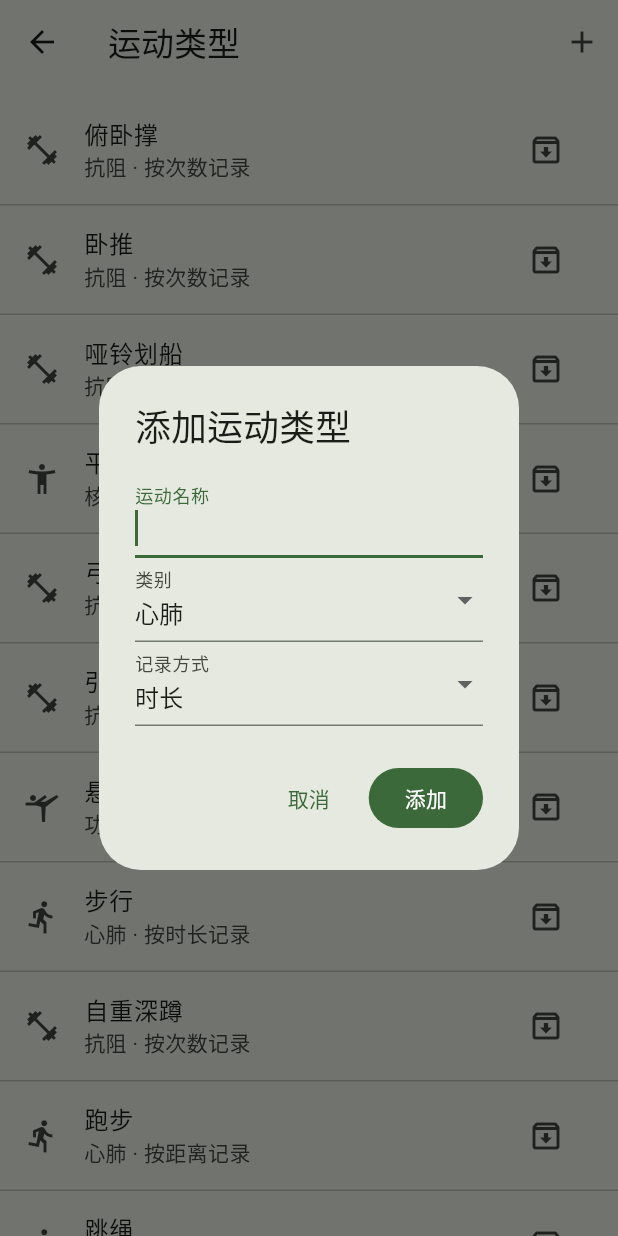
After one commit to GES233/Hoi, a Flutter app: the ExercisesScreen screen opened directly, after a tap on the "add" icon, on a phone screen of 412 x 824 dp. The commit adds this screen. Run offline on Flutter 3.47's test engine with Material 3 defaults, Android fonts, the phone set to English and light mode, and no system bars; our stand-ins replace drift, drift_flutter, flutter_riverpod; accounts and stored records are empty; generated files the repository leaves out were written again.

Commit message:
feat: 添加运动类型管理与单项记录

```diff
--- /dev/null
+++ b/lib/screens/exercises_screen.dart
@@ -0,0 +1,224 @@
+import 'package:flutter/material.dart';
+import 'package:flutter_riverpod/flutter_riverpod.dart';
+
+import '../database/database.dart';
+import '../providers/app_providers.dart';
+
+typedef _ExerciseTypeDraft = ({
+  String name,
+  ExerciseCategory category,
+  TrackingType trackingType,
+});
+
+/// 动作目录：新增、编辑和归档可在训练中复用的运动类型。
+class ExercisesScreen extends ConsumerWidget {
+  const ExercisesScreen({super.key});
+
+  Future<void> _openForm(
+    BuildContext context,
+    WidgetRef ref, {
+    Exercise? editing,
+  }) async {
+    final draft = await showDialog<_ExerciseTypeDraft>(
+      context: context,
+      builder: (_) => _ExerciseTypeDialog(editing: editing),
+    );
+    if (draft == null) return;
+    final db = ref.read(databaseProvider);
+    if (editing == null) {
+      await db.insertExercise(
+        name: draft.name,
+        category: draft.category,
+        trackingType: draft.trackingType,
+      );
+    } else {
+      await db.updateExercise(
+        editing.id,
+        name: draft.name,
+        category: draft.category,
+        trackingType: draft.trackingType,
+        loadConvention: editing.loadConvention,
+        repsConvention: editing.repsConvention,
+      );
+    }
+  }
+
+  Future<void> _confirmArchive(
+    BuildContext context,
+    WidgetRef ref,
+    Exercise exercise,
+  ) async {
+    final confirmed = await showDialog<bool>(
+      context: context,
+      builder: (context) => AlertDialog(
+        title: const Text('归档运动类型'),
+        content: Text('归档「${exercise.name}」？已有训练记录不会受影响。'),
+        actions: [
+          TextButton(
+            onPressed: () => Navigator.of(context).pop(false),
+            child: const Text('取消'),
+          ),
+          FilledButton(
+            onPressed: () => Navigator.of(context).pop(true),
+            child: const Text('归档'),
+          ),
+        ],
+      ),
+    );
+    if (confirmed == true) {
+      await ref.read(databaseProvider).archiveExercise(exercise.id);
+    }
+  }
+
+  @override
+  Widget build(BuildContext context, WidgetRef ref) {
+    final exercisesAsync = ref.watch(exercisesProvider);
+    return Scaffold(
+      appBar: AppBar(
+        title: const Text('运动类型'),
+        actions: [
+          IconButton(
+            icon: const Icon(Icons.add),
+            tooltip: '添加运动类型',
+            onPressed: () => _openForm(context, ref),
+          ),
+        ],
+      ),
+      body: exercisesAsync.when(
+        loading: () => const Center(child: CircularProgressIndicator()),
+        error: (_, _) => const Center(child: Text('运动类型加载失败')),
+        data: (exercises) => exercises.isEmpty
+            ? Center(
+                child: FilledButton.icon(
+                  icon: const Icon(Icons.add),
+                  label: const Text('添加运动类型'),
+                  onPressed: () => _openForm(context, ref),
+                ),
+              )
+            : ListView.separated(
+                padding: const EdgeInsets.symmetric(vertical: 8),
+                itemCount: exercises.length,
+                separatorBuilder: (_, _) => const Divider(height: 1),
+                itemBuilder: (context, index) {
+                  final exercise = exercises[index];
+                  return ListTile(
+                    leading: Icon(_categoryIcon(exercise.category)),
+                    title: Text(exercise.name),
+                    subtitle: Text(
+                      '${exercise.category.label} · 按${exercise.trackingType.label}记录',
+                    ),
+                    onTap: () => _openForm(context, ref, editing: exercise),
+                    trailing: IconButton(
+                      icon: const Icon(Icons.archive_outlined),
+                      tooltip: '归档运动类型',
+                      onPressed: () => _confirmArchive(context, ref, exercise),
+                    ),
+                  );
+                },
+              ),
+      ),
+    );
+  }
+
+  IconData _categoryIcon(ExerciseCategory category) => switch (category) {
+    ExerciseCategory.cardio => Icons.directions_run,
+    ExerciseCategory.resistance => Icons.fitness_center,
+    ExerciseCategory.core => Icons.accessibility_new,
+    ExerciseCategory.functional => Icons.sports_gymnastics,
+  };
+}
+
+class _ExerciseTypeDialog extends StatefulWidget {
+  const _ExerciseTypeDialog({this.editing});
+
+  final Exercise? editing;
+
+  @override
+  State<_ExerciseTypeDialog> createState() => _ExerciseTypeDialogState();
+}
+
+class _ExerciseTypeDialogState extends State<_ExerciseTypeDialog> {
+  final _formKey = GlobalKey<FormState>();
+  late final TextEditingController _nameController;
+  late ExerciseCategory _category;
+  late TrackingType _trackingType;
+
+  @override
+  void initState() {
+    super.initState();
+    final editing = widget.editing;
+    _nameController = TextEditingController(text: editing?.name ?? '');
+    _category = editing?.category ?? ExerciseCategory.cardio;
+    _trackingType = editing?.trackingType ?? TrackingType.duration;
+  }
+
+  @override
+  void dispose() {
+    _nameController.dispose();
+    super.dispose();
+  }
+
+  void _submit() {
+    if (!(_formKey.currentState?.validate() ?? false)) return;
+    Navigator.of(context).pop((
+      name: _nameController.text.trim(),
+      category: _category,
+      trackingType: _trackingType,
+    ));
+  }
+
+  @override
+  Widget build(BuildContext context) {
+    final editing = widget.editing != null;
+    return AlertDialog(
+      title: Text(editing ? '编辑运动类型' : '添加运动类型'),
+      content: Form(
+        key: _formKey,
+        child: Column(
+          mainAxisSize: MainAxisSize.min,
+          children: [
+            TextFormField(
+              controller: _nameController,
+              autofocus: true,
+              decoration: const InputDecoration(labelText: '运动名称'),
+              textInputAction: TextInputAction.next,
+              validator: (value) =>
+                  value == null || value.trim().isEmpty ? '请输入运动名称' : null,
+            ),
+            DropdownButtonFormField<ExerciseCategory>(
+              initialValue: _category,
+              decoration: const InputDecoration(labelText: '类别'),
+              items: [
+                for (final category in ExerciseCategory.values)
+                  DropdownMenuItem(
+                    value: category,
+                    child: Text(category.label),
+                  ),
+              ],
+              onChanged: (value) =>
+                  setState(() => _category = value ?? ExerciseCategory.cardio),
+            ),
+            DropdownButtonFormField<TrackingType>(
+              initialValue: _trackingType,
+              decoration: const InputDecoration(labelText: '记录方式'),
+              items: [
+                for (final type in TrackingType.values)
+                  DropdownMenuItem(value: type, child: Text(type.label)),
+              ],
+              onChanged: (value) => setState(
+                () => _trackingType = value ?? TrackingType.duration,
+              ),
+            ),
+          ],
+        ),
+      ),
+      actions: [
+        TextButton(
+          onPressed: () => Navigator.of(context).pop(),
+          child: const Text('取消'),
+        ),
+        FilledButton(onPressed: _submit, child: Text(editing ? '保存' : '添加')),
+      ],
+    );
+  }
+}
```
Also changed, not shown: lib/screens/home_screen.dart (+8 -1 lines), lib/screens/log_workout_screen.dart (+28 -10 lines), lib/widgets/home_workout_cards.dart (+15 -1 lines), 1 other file.
